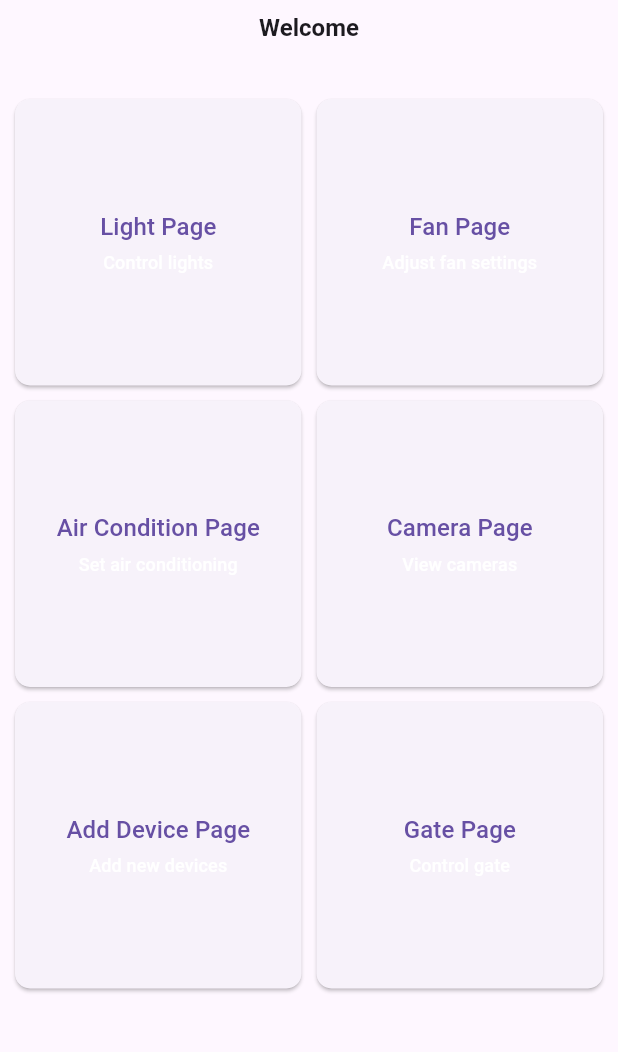
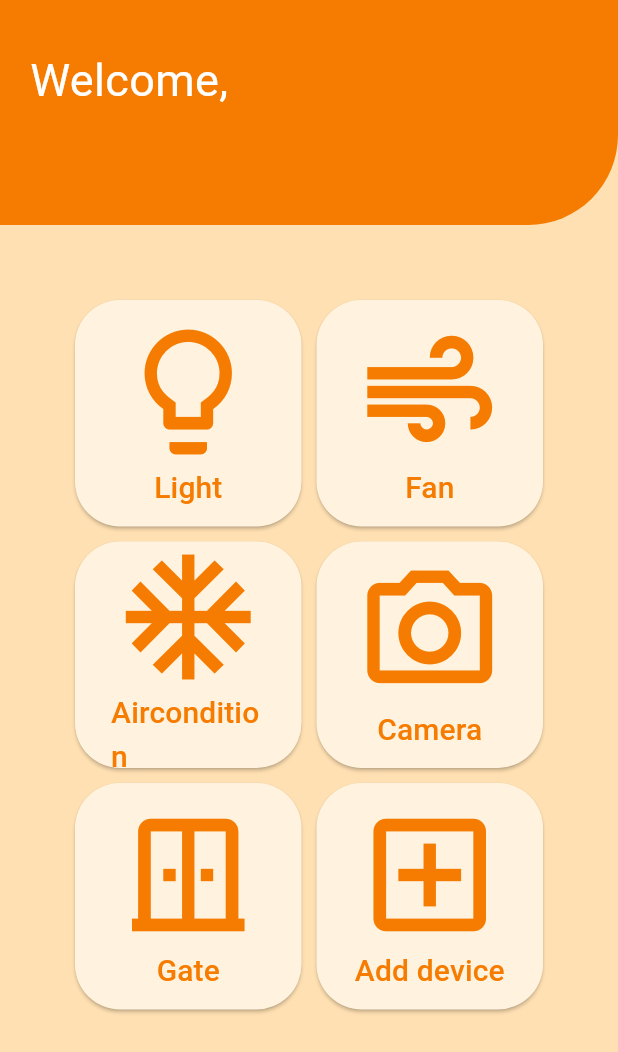
Before and after one commit to Miya784/flut-iot, a Flutter app: the HomePage screen opened directly with empty values, on a phone screen of 412 x 824 dp. Shown: the top 1052 px of the screen. Run offline on Flutter 3.47's test engine with Material 3 defaults, Android fonts, the phone set to English and light mode, and no system bars; our stand-ins replace shared_preferences; missing offline and left inert: flutter_vlc_player; accounts and stored records are empty.

Commit message:
Update UI home_page.dart

```diff
--- a/lib/pages/home_page.dart
+++ b/lib/pages/home_page.dart
@@ -23,30 +23,31 @@ class _HomePageState extends State<HomePage> {
     final String username = widget.data["userData"]['username'];
 
     return Scaffold(
-      appBar: AppBar(
-        title: Column(
-          crossAxisAlignment: CrossAxisAlignment.center,
+      backgroundColor: Colors.orange[100],
+      body: SafeArea(
+        child: Column(
           children: [
+            Container(
+                child: Row(
+                  children: [
+                    Padding(padding: EdgeInsets.all(10)),
                     Text(
-              'Welcome',
-              style: TextStyle(fontSize: 16.0, fontWeight: FontWeight.bold),
-            ),
-            Text(
-              username,
-              style: TextStyle(
-                fontSize: 16.0,
-                color: Theme.of(context).textTheme.bodyText1!.color,
-              ),
-            ),
+                      "Welcome," + " \n" + username,
+                      style: TextStyle(color: Colors.white, fontSize: 30),
+                    )
                   ],
                 ),
-        centerTitle: true, // Center the title
-      ),
-      body: GridView.count(
-        crossAxisCount: 2, // 2 columns
-        mainAxisSpacing: 10.0, // Vertical spacing between items
-        crossAxisSpacing: 10.0, // Horizontal spacing between items
-        padding: EdgeInsets.all(10.0),
+                decoration: BoxDecoration(
+                    color: Colors.orange[700],
+                    borderRadius:
+                        BorderRadius.only(bottomRight: Radius.circular(60))),
+                height: 150),
+            Expanded(
+                child: GridView.count(
+              crossAxisCount: 2,
+              mainAxisSpacing: 10,
+              crossAxisSpacing: 10,
+              padding: EdgeInsets.all(50),
               children: [
                 buildSquareButton(
                     onPressed: () async {
@@ -71,9 +72,11 @@ class _HomePageState extends State<HomePage> {
                         _loading = false;
                       });
                     },
-            label: 'Light Page',
-            description: 'Control lights',
-          ),
+                    label: "Light",
+                    icon: Icon(
+                      Icons.lightbulb_outline,
+                      size: 100,
+                    )),
                 buildSquareButton(
                     onPressed: () async {
                       // Show loading state
@@ -97,9 +100,11 @@ class _HomePageState extends State<HomePage> {
                         _loading = false;
                       });
                     },
-            label: 'Fan Page',
-            description: 'Adjust fan settings',
-          ),
+                    label: "Fan",
+                    icon: Icon(
+                      Icons.air_outlined,
+                      size: 100,
+                    )),
                 buildSquareButton(
                     onPressed: () async {
                       // Show loading state
@@ -114,7 +119,8 @@ class _HomePageState extends State<HomePage> {
                       Navigator.push(
                         context,
                         MaterialPageRoute(
-                  builder: (context) => AirConditionPage(data: widget.data),
+                          builder: (context) =>
+                              AirConditionPage(data: widget.data),
                         ),
                       );
 
@@ -123,9 +129,11 @@ class _HomePageState extends State<HomePage> {
                         _loading = false;
                       });
                     },
-            label: 'Air Condition Page',
-            description: 'Set air conditioning',
-          ),
+                    label: "Aircondition",
+                    icon: Icon(
+                      Icons.ac_unit_outlined,
+                      size: 100,
+                    )),
                 buildSquareButton(
                     onPressed: () async {
                       // Show loading state
@@ -149,35 +157,11 @@ class _HomePageState extends State<HomePage> {
                         _loading = false;
                       });
                     },
-            label: 'Camera Page',
-            description: 'View cameras',
-          ),
-          buildSquareButton(
-            onPressed: () async {
-              // Show loading state
-              setState(() {
-                _loading = true;
-              });
-
-              // Delay for 3 seconds (simulating a connection check)
-              await Future.delayed(Duration(seconds: 3));
-
-              // Navigate to the next page
-              Navigator.push(
-                context,
-                MaterialPageRoute(
-                  builder: (context) => AddDevicePage(data: widget.data),
-                ),
-              );
-
-              // Hide loading state
-              setState(() {
-                _loading = false;
-              });
-            },
-            label: 'Add Device Page',
-            description: 'Add new devices',
-          ),
+                    label: "Camera",
+                    icon: Icon(
+                      Icons.camera_alt_outlined,
+                      size: 100,
+                    )),
                 buildSquareButton(
                     onPressed: () async {
                       // Show loading state
@@ -201,10 +185,44 @@ class _HomePageState extends State<HomePage> {
                         _loading = false;
                       });
                     },
-            label: 'Gate Page',
-            description: 'Control gate',
+                    label: "Gate",
+                    icon: Icon(
+                      Icons.door_sliding_outlined,
+                      size: 100,
+                    )),
+                buildSquareButton(
+                    onPressed: () async {
+                      // Show loading state
+                      setState(() {
+                        _loading = true;
+                      });
+
+                      // Delay for 3 seconds (simulating a connection check)
+                      await Future.delayed(Duration(seconds: 3));
+
+                      // Navigate to the next page
+                      Navigator.push(
+                        context,
+                        MaterialPageRoute(
+                          builder: (context) =>
+                              AddDevicePage(data: widget.data),
                         ),
+                      );
+
+                      // Hide loading state
+                      setState(() {
+                        _loading = false;
+                      });
+                    },
+                    label: "Add device",
+                    icon: Icon(
+                      Icons.add_box_outlined,
+                      size: 100,
+                    )),
               ],
+            ))
+          ],
+        ),
       ),
     );
   }
@@ -212,28 +230,25 @@ class _HomePageState extends State<HomePage> {
   Widget buildSquareButton({
     required VoidCallback onPressed,
     required String label,
-    required String description,
+    required Icon icon,
   }) {
     return ElevatedButton(
-      onPressed: _loading ? null : onPressed, // Disable button when loading
+      onPressed: onPressed,
       style: ElevatedButton.styleFrom(
-        padding: EdgeInsets.all(16.0),
+        backgroundColor: Colors.orange[50],
+        foregroundColor: Colors.orange[700],
         shape: RoundedRectangleBorder(
-          borderRadius: BorderRadius.circular(10.0), // Make button square
+          borderRadius: BorderRadius.circular(30),
+          // Make button square
         ),
       ),
       child: Column(
         mainAxisAlignment: MainAxisAlignment.center,
         children: [
+          icon,
           Text(
             label,
-            style: TextStyle(fontSize: 16.0),
-          ),
-          SizedBox(height: 4.0),
-          Text(
-            description,
-            style: TextStyle(fontSize: 12.0, color: Colors.white),
-            textAlign: TextAlign.center,
+            style: TextStyle(fontSize: 20.0),
           ),
         ],
       ),
```
Lines whose indentation alone changed are shown as unchanged.
